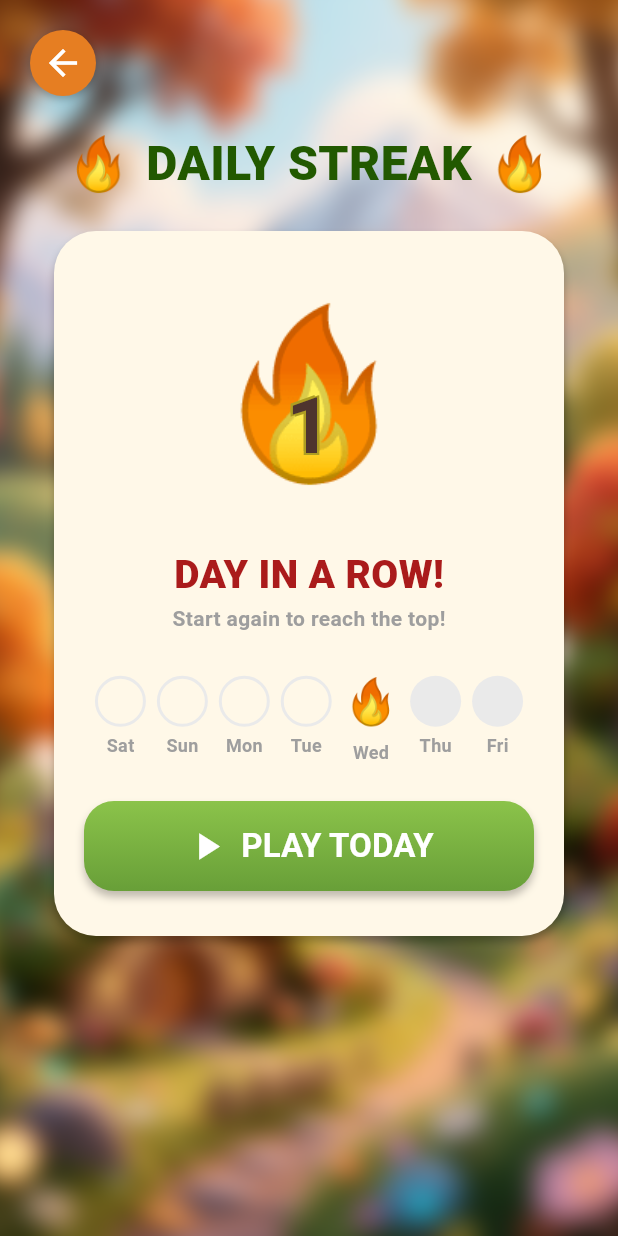
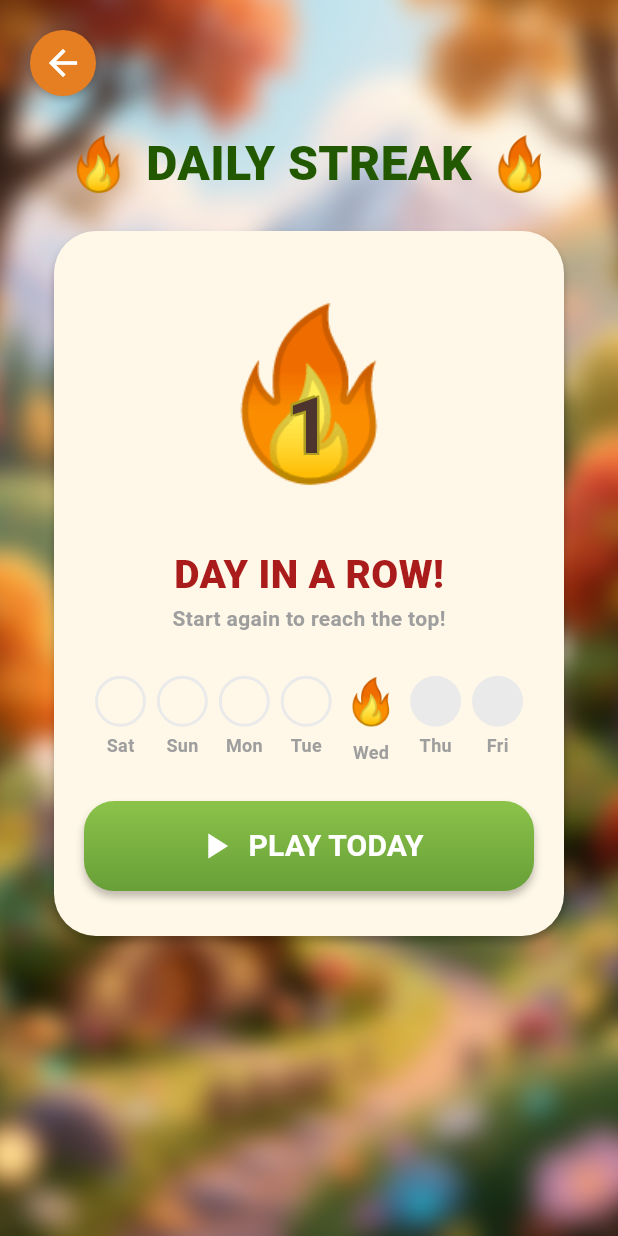
Before and after one commit to SamiSayem13/Think-Slide-PuzzleGame, a Flutter app: the screen it shows after launch, on a phone screen of 412 x 824 dp. Run offline on Flutter 3.47's test engine with Material 3 defaults, Android fonts, the phone set to English and light mode, and no system bars.

Commit message:
Refactor Daily Streak screen and update tests
Replace daily_streak_screen2 with a revised daily_streak_screen: switch main import, add PopScope handling for system back with click sound, introduce animated back button, parameterize background and header colors, refine layout/styles (blurred background, main card, play button, dots), and remove the old screen file. Update widget test to load ThinkSlideApp. Add IDE config files (.idea/deviceManager.xml and Dart_Packages.xml) and minor .idea/misc.xml change.

```diff
--- a/think_slide/lib/main.dart
+++ b/think_slide/lib/main.dart
@@ -1,5 +1,5 @@
 import 'package:flutter/material.dart';
-import 'screens/daily_streak_screen2.dart';
+import 'screens/daily_streak_screen.dart';
 
 void main() {
   runApp(const ThinkSlideApp());
--- a/think_slide/lib/screens/daily_streak_screen.dart
+++ b/think_slide/lib/screens/daily_streak_screen.dart
@@ -1,59 +1,55 @@
 import 'dart:ui';
 import 'package:flutter/material.dart';
+import 'package:flutter/services.dart';
 
 class DailyStreakScreen extends StatelessWidget {
   const DailyStreakScreen({super.key});
 
   @override
   Widget build(BuildContext context) {
-    return Scaffold(
+    // --- FLAG VARIABLE ---
+    int flag = 1;
+
+    String backgroundImage = flag == 1
+        ? "assets/backgrounds/Theme1.jpg"
+        : "assets/backgrounds/Theme2.jpg";
+
+    Color dailyStreakTextColor = flag == 1
+        ? const Color(0xFF225900)
+        : const Color(0xFFFF7A00);
+    //sound hoy??hya
+    return PopScope(
+      // This handles the Android System Back Button (the triangle)
+      onPopInvokedWithResult: (didPop, result) {
+        if (didPop) {
+          SystemSound.play(SystemSoundType.click); // Play sound on system back
+        }
+      },
+      child: Scaffold(
         body: Stack(
-        fit: StackFit.expand, // Ensures the background fills the whole screen
+          fit: StackFit.expand,
           children: [
-          // 1. Background Image with Blur (Negative offsets prevent blurry edges from showing)
+            // 1. Background Image with Blur
             Positioned(
-            top: -20,
-            left: -20,
-            right: -20,
-            bottom: -20,
+              top: -20, left: -20, right: -20, bottom: -20,
               child: ImageFiltered(
-              imageFilter: ImageFilter.blur(
-                sigmaX: 8,
-                sigmaY: 8,
-              ),
-              child: Image.asset(
-                "assets/backgrounds/Theme1.jpg",
-                fit: BoxFit.cover,
-              ),
+                imageFilter: ImageFilter.blur(sigmaX: 8, sigmaY: 8),
+                child: Image.asset(backgroundImage, fit: BoxFit.cover),
               ),
             ),
 
             // 2. Main Content
             SafeArea(
-            child: SingleChildScrollView( // Added scroll view to prevent overflow errors
+              child: SingleChildScrollView(
                 child: Center(
                   child: Column(
                     children: [
-                    // Back Button
+                      // Back Button with Clicking Animation
                       Padding(
                         padding: const EdgeInsets.all(20.0),
                         child: Align(
                           alignment: Alignment.topLeft,
-                        child: GestureDetector(
-                          onTap: () {
-                            if (Navigator.canPop(context)) {
-                              Navigator.pop(context);
-                            }
-                          },
-                          child: Container(
-                            padding: const EdgeInsets.all(8),
-                            decoration: const BoxDecoration(
-                              color: Color(0xFFE67E22),
-                              shape: BoxShape.circle,
-                            ),
-                            child: const Icon(Icons.arrow_back, color: Colors.white, size: 28),
-                          ),
-                        ),
+                          child: _AnimatedBackButton(), // Custom animated widget below
                         ),
                       ),
 
@@ -63,12 +59,12 @@ class DailyStreakScreen extends StatelessWidget {
                         children: [
                           const Text("🔥", style: TextStyle(fontSize: 35)),
                           const SizedBox(width: 10),
-                        const Text(
+                          Text(
                             "DAILY STREAK",
                             style: TextStyle(
                               fontSize: 32,
                               fontWeight: FontWeight.w900,
-                            color: Color(0xFFFF7A00),
+                              color: dailyStreakTextColor,
                             ),
                           ),
                           const SizedBox(width: 10),
@@ -78,18 +74,18 @@ class DailyStreakScreen extends StatelessWidget {
 
                       const SizedBox(height: 20),
 
-                    // 3. Main Card (340x470)
+                      // 3. Main Card
                       Container(
                         width: 340,
                         height: 470,
                         decoration: BoxDecoration(
                           color: const Color(0xFFFFF8E8),
                           borderRadius: BorderRadius.circular(28),
-                        boxShadow: [
+                          boxShadow: const [
                             BoxShadow(
-                            color: const Color(0x40000000),
+                              color: Color(0x40000000),
                               blurRadius: 4,
-                            offset: const Offset(0, 4),
+                              offset: Offset(0, 4),
                             )
                           ],
                         ),
@@ -110,12 +106,11 @@ class DailyStreakScreen extends StatelessWidget {
                                       fontSize: 52,
                                       fontWeight: FontWeight.bold,
                                       color: const Color(0xFF4E342E),
-                                    // Simulated stroke using shadows if Paint() caused issues
-                                    shadows: [
-                                      Shadow(offset: const Offset(-1.5, -1.5), color: const Color(0xFFAE9E22)),
-                                      Shadow(offset: const Offset(1.5, -1.5), color: const Color(0xFFAE9E22)),
-                                      Shadow(offset: const Offset(1.5, 1.5), color: const Color(0xFFAE9E22)),
-                                      Shadow(offset: const Offset(-1.5, 1.5), color: const Color(0xFFAE9E22)),
+                                      shadows: const [
+                                        Shadow(offset: Offset(-1.5, -1.5), color: Color(0xFFAE9E22)),
+                                        Shadow(offset: Offset(1.5, -1.5), color: Color(0xFFAE9E22)),
+                                        Shadow(offset: Offset(1.5, 1.5), color: Color(0xFFAE9E22)),
+                                        Shadow(offset: Offset(-1.5, 1.5), color: Color(0xFFAE9E22)),
                                       ],
                                     ),
                                   ),
@@ -123,9 +118,9 @@ class DailyStreakScreen extends StatelessWidget {
                               ],
                             ),
 
-                          Column(
+                            const Column(
                               children: [
-                              const Text(
+                                Text(
                                   "DAY IN A ROW!",
                                   style: TextStyle(
                                     fontSize: 26,
@@ -133,7 +128,7 @@ class DailyStreakScreen extends StatelessWidget {
                                     color: Color(0xFFAA1B1B),
                                   ),
                                 ),
-                              const Text(
+                                Text(
                                   "Start again to reach the top!",
                                   style: TextStyle(color: Colors.grey, fontWeight: FontWeight.bold),
                                 ),
@@ -165,11 +160,11 @@ class DailyStreakScreen extends StatelessWidget {
                                   begin: Alignment.topCenter,
                                   end: Alignment.bottomCenter,
                                 ),
-                              boxShadow: [
+                                boxShadow: const [
                                   BoxShadow(
-                                  color: const Color(0x40000000),
+                                    color: Color(0x40000000),
                                     blurRadius: 4,
-                                  offset: const Offset(0, 4),
+                                    offset: Offset(0, 4),
                                   )
                                 ],
                               ),
@@ -180,24 +175,21 @@ class DailyStreakScreen extends StatelessWidget {
                                   shadowColor: Colors.transparent,
                                   shape: RoundedRectangleBorder(borderRadius: BorderRadius.circular(20)),
                                 ),
-                              child: Row(
+                                child: const Row(
                                   mainAxisAlignment: MainAxisAlignment.center,
+                                  mainAxisSize: MainAxisSize.min, // Make row take minimum space
                                   children: [
-                                  const Icon(Icons.play_arrow, color: Colors.white, size: 30),
-                                  const SizedBox(width: 8),
-                                  Text(
+                                    Icon(Icons.play_arrow, color: Colors.white, size: 28),
+                                    SizedBox(width: 8),
+                                    Flexible( // Allow text to scale down if needed
+                                      child: Text(
                                         "PLAY TODAY",
                                         style: TextStyle(
-                                      fontSize: 22,
+                                          fontSize: 20, // Slightly smaller font
                                           fontWeight: FontWeight.bold,
                                           color: Colors.white,
-                                      shadows: [
-                                        Shadow(
-                                          color: const Color(0x40000000),
-                                          offset: const Offset(0, 4),
-                                          blurRadius: 4,
-                                        )
-                                      ],
+                                        ),
+                                        overflow: TextOverflow.ellipsis,
                                       ),
                                     ),
                                   ],
@@ -214,6 +206,7 @@ class DailyStreakScreen extends StatelessWidget {
             ),
           ],
         ),
+      ),
     );
   }
 
@@ -221,8 +214,7 @@ class DailyStreakScreen extends StatelessWidget {
     Widget icon;
     if (status == 'done') {
       icon = Container(
-        width: 34,
-        height: 34,
+        width: 34, height: 34,
         decoration: const BoxDecoration(color: Color(0xFF8BC34A), shape: BoxShape.circle),
         child: const Icon(Icons.check, color: Colors.white, size: 20),
       );
@@ -230,8 +222,7 @@ class DailyStreakScreen extends StatelessWidget {
       icon = const Text("🔥", style: TextStyle(fontSize: 30));
     } else if (status == 'missed') {
       icon = Container(
-        width: 34,
-        height: 34,
+        width: 34, height: 34,
         decoration: BoxDecoration(
           color: Colors.transparent,
           shape: BoxShape.circle,
@@ -240,8 +231,7 @@ class DailyStreakScreen extends StatelessWidget {
       );
     } else {
       icon = Container(
-        width: 34,
-        height: 34,
+        width: 34, height: 34,
         decoration: const BoxDecoration(color: Color(0xFFEAEAEA), shape: BoxShape.circle),
       );
     }
@@ -255,3 +245,49 @@ class DailyStreakScreen extends StatelessWidget {
     );
   }
 }
+
+// Custom widget to handle the Scale Animation for the Back Button
+class _AnimatedBackButton extends StatefulWidget {
+  @override
+  State<_AnimatedBackButton> createState() => _AnimatedBackButtonState();
+}
+
+class _AnimatedBackButtonState extends State<_AnimatedBackButton> {
+  double _scale = 1.0;
+
+  void _onTapDown(TapDownDetails details) {
+    setState(() => _scale = 0.9); // Shrink slightly on press
+  }
+
+  void _onTapUp(TapUpDetails details) {
+    setState(() => _scale = 1.0); // Reset size
+  }
+
+  @override
+  Widget build(BuildContext context) {
+    return GestureDetector(
+      onTapDown: _onTapDown,
+      onTapUp: _onTapUp,
+      onTapCancel: () => setState(() => _scale = 1.0),
+      onTap: () {
+        SystemSound.play(SystemSoundType.click); // Play sound immediately on tap
+        if (Navigator.canPop(context)) {
+          Navigator.pop(context);
+        }
+      },
+      child: AnimatedScale(
+        scale: _scale,
+        duration: const Duration(milliseconds: 100),
+        child: Container(
+          padding: const EdgeInsets.all(8),
+          decoration: const BoxDecoration(
+            color: Color(0xFFE67E22),
+            shape: BoxShape.circle,
+            boxShadow: [BoxShadow(color: Colors.black26, blurRadius: 4, offset: Offset(0, 2))],
+          ),
+          child: const Icon(Icons.arrow_back, color: Colors.white, size: 28),
+        ),
+      ),
+    );
+  }
+}
--- a/think_slide/lib/screens/daily_streak_screen2.dart
+++ /dev/null
@@ -1,289 +0,0 @@
-import 'dart:ui';
-import 'package:flutter/material.dart';
-import 'package:flutter/services.dart';
-
-class DailyStreakScreen extends StatelessWidget {
-  const DailyStreakScreen({super.key});
-
-  @override
-  Widget build(BuildContext context) {
-    // --- FLAG VARIABLE ---
-    int flag = 1;
-
-    String backgroundImage = flag == 1
-        ? "assets/backgrounds/Theme1.jpg"
-        : "assets/backgrounds/Theme2.jpg";
-
-    Color dailyStreakTextColor = flag == 1
-        ? const Color(0xFF225900)
-        : const Color(0xFFFF7A00);
-
-    return PopScope(
-      // This handles the Android System Back Button (the triangle)
-      onPopInvokedWithResult: (didPop, result) {
-        if (didPop) {
-          SystemSound.play(SystemSoundType.click); // Play sound on system back
-        }
-      },
-      child: Scaffold(
-        body: Stack(
-          fit: StackFit.expand,
-          children: [
-            // 1. Background Image with Blur
-            Positioned(
-              top: -20, left: -20, right: -20, bottom: -20,
-              child: ImageFiltered(
-                imageFilter: ImageFilter.blur(sigmaX: 8, sigmaY: 8),
-                child: Image.asset(backgroundImage, fit: BoxFit.cover),
-              ),
-            ),
-
-            // 2. Main Content
-            SafeArea(
-              child: SingleChildScrollView(
-                child: Center(
-                  child: Column(
-                    children: [
-                      // Back Button with Clicking Animation
-                      Padding(
-                        padding: const EdgeInsets.all(20.0),
-                        child: Align(
-                          alignment: Alignment.topLeft,
-                          child: _AnimatedBackButton(), // Custom animated widget below
-                        ),
-                      ),
-
-                      // Header
-                      Row(
-                        mainAxisAlignment: MainAxisAlignment.center,
-                        children: [
-                          const Text("🔥", style: TextStyle(fontSize: 35)),
-                          const SizedBox(width: 10),
-                          Text(
-                            "DAILY STREAK",
-                            style: TextStyle(
-                              fontSize: 32,
-                              fontWeight: FontWeight.w900,
-                              color: dailyStreakTextColor,
-                            ),
-                          ),
-                          const SizedBox(width: 10),
-                          const Text("🔥", style: TextStyle(fontSize: 35)),
-                        ],
-                      ),
-
-                      const SizedBox(height: 20),
-
-                      // 3. Main Card
-                      Container(
-                        width: 340,
-                        height: 470,
-                        decoration: BoxDecoration(
-                          color: const Color(0xFFFFF8E8),
-                          borderRadius: BorderRadius.circular(28),
-                          boxShadow: const [
-                            BoxShadow(
-                              color: Color(0x40000000),
-                              blurRadius: 4,
-                              offset: Offset(0, 4),
-                            )
-                          ],
-                        ),
-                        padding: const EdgeInsets.symmetric(horizontal: 20, vertical: 30),
-                        child: Column(
-                          mainAxisAlignment: MainAxisAlignment.spaceBetween,
-                          children: [
-                            // Streak Number
-                            Stack(
-                              alignment: Alignment.center,
-                              children: [
-                                const Text("🔥", style: TextStyle(fontSize: 110)),
-                                Positioned(
-                                  bottom: 20,
-                                  child: Text(
-                                    "1",
-                                    style: TextStyle(
-                                      fontSize: 52,
-                                      fontWeight: FontWeight.bold,
-                                      color: const Color(0xFF4E342E),
-                                      shadows: const [
-                                        Shadow(offset: Offset(-1.5, -1.5), color: Color(0xFFAE9E22)),
-                                        Shadow(offset: Offset(1.5, -1.5), color: Color(0xFFAE9E22)),
-                                        Shadow(offset: Offset(1.5, 1.5), color: Color(0xFFAE9E22)),
-                                        Shadow(offset: Offset(-1.5, 1.5), color: Color(0xFFAE9E22)),
-                                      ],
-                                    ),
-                                  ),
-                                ),
-                              ],
-                            ),
-
-                            const Column(
-                              children: [
-                                Text(
-                                  "DAY IN A ROW!",
-                                  style: TextStyle(
-                                    fontSize: 26,
-                                    fontWeight: FontWeight.w900,
-                                    color: Color(0xFFAA1B1B),
-                                  ),
-                                ),
-                                Text(
-                                  "Start again to reach the top!",
-                                  style: TextStyle(color: Colors.grey, fontWeight: FontWeight.bold),
-                                ),
-                              ],
-                            ),
-
-                            // Streak Dots
-                            Row(
-                              mainAxisAlignment: MainAxisAlignment.spaceEvenly,
-                              children: [
-                                _buildDot("Sat", 'missed'),
-                                _buildDot("Sun", 'missed'),
-                                _buildDot("Mon", 'missed'),
-                                _buildDot("Tue", 'missed'),
-                                _buildDot("Wed", 'current'),
-                                _buildDot("Thu", 'upcoming'),
-                                _buildDot("Fri", 'upcoming'),
-                              ],
-                            ),
-
-                            // Play Button
-                            Container(
-                              width: double.infinity,
-                              height: 60,
-                              decoration: BoxDecoration(
-                                borderRadius: BorderRadius.circular(20),
-                                gradient: const LinearGradient(
-                                  colors: [Color(0xFF8BC34A), Color(0xFF689F38)],
-                                  begin: Alignment.topCenter,
-                                  end: Alignment.bottomCenter,
-                                ),
-                                boxShadow: const [
-                                  BoxShadow(
-                                    color: Color(0x40000000),
-                                    blurRadius: 4,
-                                    offset: Offset(0, 4),
-                                  )
-                                ],
-                              ),
-                              child: ElevatedButton(
-                                onPressed: () {},
-                                style: ElevatedButton.styleFrom(
-                                  backgroundColor: Colors.transparent,
-                                  shadowColor: Colors.transparent,
-                                  shape: RoundedRectangleBorder(borderRadius: BorderRadius.circular(20)),
-                                ),
-                                child: const Row(
-                                  mainAxisAlignment: MainAxisAlignment.center,
-                                  children: [
-                                    Icon(Icons.play_arrow, color: Colors.white, size: 30),
-                                    SizedBox(width: 8),
-                                    Text(
-                                      "PLAY TODAY",
-                                      style: TextStyle(
-                                        fontSize: 22,
-                                        fontWeight: FontWeight.bold,
-                                        color: Colors.white,
-                                      ),
-                                    ),
-                                  ],
-                                ),
-                              ),
-                            ),
-                          ],
-                        ),
-                      ),
-                    ],
-                  ),
-                ),
-              ),
-            ),
-          ],
-        ),
-      ),
-    );
-  }
-
-  Widget _buildDot(String day, String status) {
-    Widget icon;
-    if (status == 'done') {
-      icon = Container(
-        width: 34, height: 34,
-        decoration: const BoxDecoration(color: Color(0xFF8BC34A), shape: BoxShape.circle),
-        child: const Icon(Icons.check, color: Colors.white, size: 20),
-      );
-    } else if (status == 'current') {
-      icon = const Text("🔥", style: TextStyle(fontSize: 30));
-    } else if (status == 'missed') {
-      icon = Container(
-        width: 34, height: 34,
-        decoration: BoxDecoration(
-          color: Colors.transparent,
-          shape: BoxShape.circle,
-          border: Border.all(color: const Color(0xFFEAEAEA), width: 2),
-        ),
-      );
-    } else {
-      icon = Container(
-        width: 34, height: 34,
-        decoration: const BoxDecoration(color: Color(0xFFEAEAEA), shape: BoxShape.circle),
-      );
-    }
-
-    return Column(
-      children: [
-        icon,
-        const SizedBox(height: 4),
-        Text(day, style: const TextStyle(fontSize: 12, fontWeight: FontWeight.bold, color: Colors.grey)),
-      ],
-    );
-  }
-}
-
-// Custom widget to handle the Scale Animation for the Back Button
-class _AnimatedBackButton extends StatefulWidget {
-  @override
-  State<_AnimatedBackButton> createState() => _AnimatedBackButtonState();
-}
-
-class _AnimatedBackButtonState extends State<_AnimatedBackButton> {
-  double _scale = 1.0;
-
-  void _onTapDown(TapDownDetails details) {
-    setState(() => _scale = 0.9); // Shrink slightly on press
-  }
-
-  void _onTapUp(TapUpDetails details) {
-    setState(() => _scale = 1.0); // Reset size
-  }
-
-  @override
-  Widget build(BuildContext context) {
-    return GestureDetector(
-      onTapDown: _onTapDown,
-      onTapUp: _onTapUp,
-      onTapCancel: () => setState(() => _scale = 1.0),
-      onTap: () {
-        SystemSound.play(SystemSoundType.click); // Play sound immediately on tap
-        if (Navigator.canPop(context)) {
-          Navigator.pop(context);
-        }
-      },
-      child: AnimatedScale(
-        scale: _scale,
-        duration: const Duration(milliseconds: 100),
-        child: Container(
-          padding: const EdgeInsets.all(8),
-          decoration: const BoxDecoration(
-            color: Color(0xFFE67E22),
-            shape: BoxShape.circle,
-            boxShadow: [BoxShadow(color: Colors.black26, blurRadius: 4, offset: Offset(0, 2))],
-          ),
-          child: const Icon(Icons.arrow_back, color: Colors.white, size: 28),
-        ),
-      ),
-    );
-  }
-}
```
Also changed, not shown: 1 other file. Lines whose indentation alone changed are shown as unchanged.
